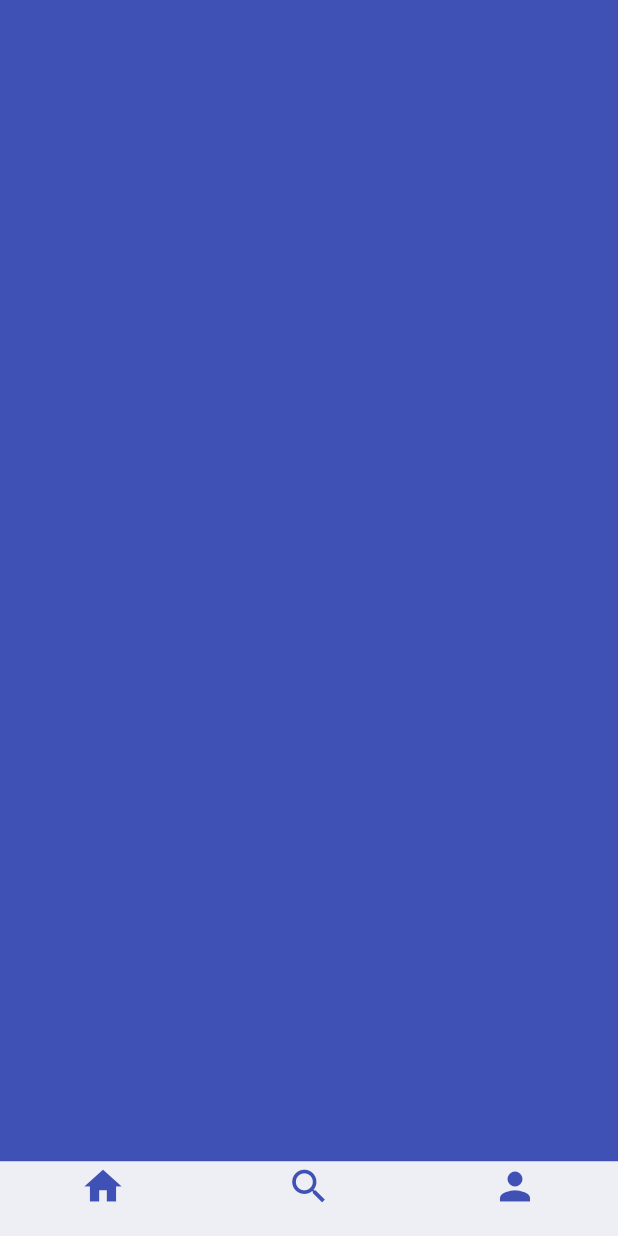
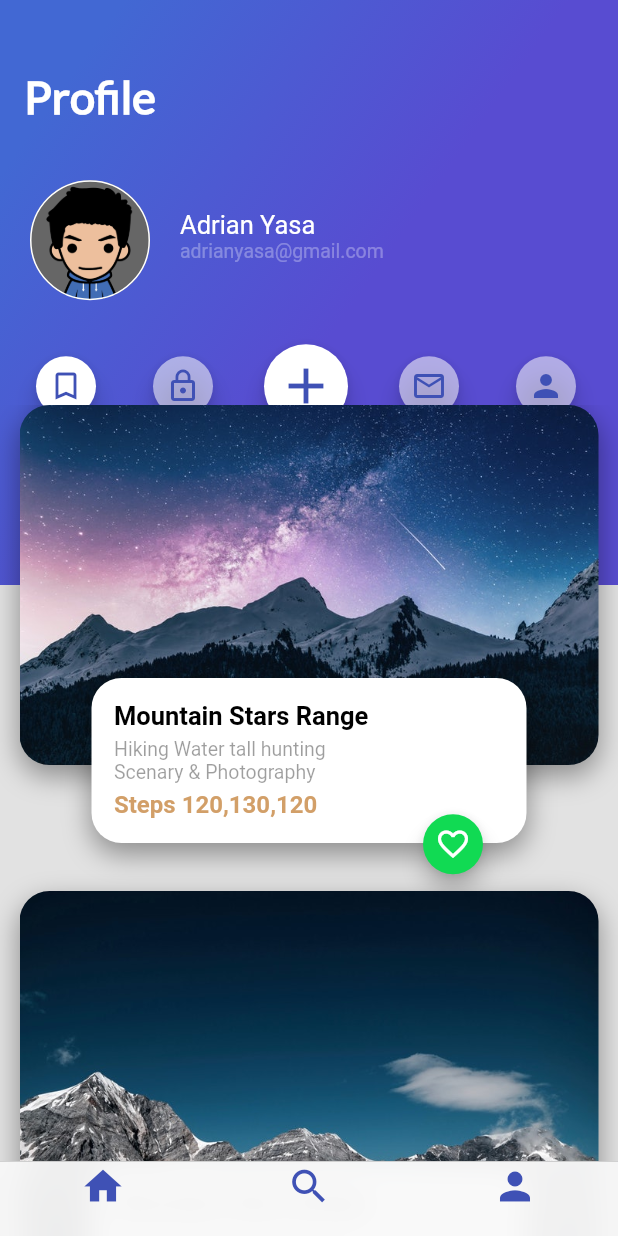
Before and after one commit to MartinVargasP/Trips, a Flutter app: the screen it shows after launch, item 3 of the bottom bar chosen, on a phone screen of 412 x 824 dp. Run offline on Flutter 3.47's test engine with Material 2 defaults, Android fonts, the phone set to English and light mode, and no system bars; Roboto replaces fonts that are missing (Late).

Commit message:
Trips 1.1

```diff
--- /dev/null
+++ b/lib/button_state.dart
@@ -0,0 +1,39 @@
+import 'package:flutter/material.dart';
+
+class ButtonState extends StatelessWidget{
+
+  Icon iconButton = Icon(
+    Icons.mail_outline,
+    color: Colors.indigo,
+  );
+
+  Color colorState = Colors.white;
+
+  double leftButton = 30.0;
+  double topButton = 20.0;
+
+  String msg = '';
+
+  bool sizeButton = true;
+
+  ButtonState(this.iconButton,this.colorState,this.leftButton,this.sizeButton);
+
+  @override
+  Widget build(BuildContext context) {
+    // TODO: implement build
+    return Container(
+      margin: EdgeInsets.only(
+        top: topButton,
+        left: leftButton,
+      ),
+      child: FloatingActionButton(
+        child: iconButton,
+        mini: sizeButton,
+        backgroundColor: colorState,
+        onPressed: (){
+          colorState = Colors.white54;
+        },
+      ),
+    );
+  }
+}
--- /dev/null
+++ b/lib/card_image_profile.dart
@@ -0,0 +1,138 @@
+import 'package:flutter/material.dart';
+import 'floating_action_button_green.dart';
+
+class CardImageProfile extends  StatelessWidget{
+
+  String pathImage = 'assets/img/Adrian.png';
+
+  CardImageProfile(this.pathImage);
+
+  @override
+  Widget build(BuildContext context) {
+
+    final card = Container(
+      height: 240,
+      margin: EdgeInsets.only(
+          left: 13.0,
+          right: 13.0
+      ),
+      decoration: BoxDecoration(
+          image: DecorationImage(
+              fit: BoxFit.cover,
+              image: AssetImage(pathImage)),
+          borderRadius: BorderRadius.all(Radius.circular(20.0)),
+          shape: BoxShape.rectangle,
+          boxShadow: <BoxShadow>[
+            BoxShadow(
+                color: Colors.black38,
+                blurRadius: 15.0,
+                offset: Offset(0.0, 7.0)
+            )
+          ]
+      ),
+    );
+
+    final cardText = Container(
+        //alignment: Alignment(0.8, 1.2),
+        width: 290.0,
+        height: 110.0,
+        margin: EdgeInsets.only(
+          left: 13.0,
+          right: 13.0,
+        ),
+        decoration: BoxDecoration(
+          color: Colors.white,
+          borderRadius: BorderRadius.all(Radius.circular(20.0)),
+          shape: BoxShape.rectangle,
+          boxShadow: <BoxShadow>[
+            BoxShadow(
+                color: Colors.black38,
+                blurRadius: 15.0,
+                offset: Offset(0.0, 7.0)
+            )
+          ]
+      ),
+      //child: FloatingActionButtonGreen()
+      child: Column(
+        crossAxisAlignment: CrossAxisAlignment.start,
+        children: <Widget>[
+          Container(
+            padding: EdgeInsets.only(
+              top: 15.0,
+              left: 15.0,
+            ),
+            child: Text(
+              'Mountain Stars Range',
+              style: TextStyle(
+                color: Colors.black,
+                fontFamily: 'Late',
+                fontSize: 17.0,
+                fontWeight: FontWeight.bold
+              ),
+            ),
+          ),
+          Container(
+            padding: EdgeInsets.only(
+              top: 5.0,
+              left: 15.0,
+            ),
+            child: Text(
+              'Hiking Water tall hunting',
+              style: TextStyle(
+                  color: Colors.black38,
+                  fontFamily: 'Late',
+                  fontSize: 13.0,
+              ),
+            ),
+          ),
+          Container(
+            padding: EdgeInsets.only(
+              left: 15.0,
+            ),
+            child: Text(
+              'Scenary & Photography',
+              style: TextStyle(
+                color: Colors.black38,
+                fontFamily: 'Late',
+                fontSize: 13.0,
+              ),
+            ),
+          ),
+          Container(
+            padding: EdgeInsets.only(
+              top: 5.0,
+              left: 15.0,
+            ),
+            child: Text(
+              'Steps 120,130,120',
+              style: TextStyle(
+                color: Color.fromRGBO(210, 159, 104, 1),
+                fontFamily: 'Late',
+                fontSize: 16.0,
+                fontWeight: FontWeight.bold
+              ),
+            ),
+          ),
+        ],
+      ),
+    );
+
+
+    return Stack(
+      alignment: Alignment(0.0, 1.8),
+      children: <Widget>[
+        card,
+        cardText,
+        Container(
+          margin: EdgeInsets.only(
+            left: 20.0
+          ),
+          alignment: Alignment(0.5, 1.5),
+          child: FloatingActionButtonGreen(),
+        )
+      ],
+    );
+
+  }
+
+}
--- /dev/null
+++ b/lib/card_image_profile_list.dart
@@ -0,0 +1,26 @@
+import 'package:flutter/material.dart';
+import 'card_image_profile.dart';
+
+class CardImageProfileList extends StatelessWidget{
+
+  @override
+  Widget build(BuildContext context) {
+
+    return Container(
+      margin: EdgeInsets.only(
+        top: 270,
+      ),
+      child: ListView(
+        scrollDirection: Axis.vertical,
+        children: <Widget>[
+          CardImageProfile('assets/img/mountain_stars.jpeg'),
+          Container(margin: EdgeInsets.all(42.0),),
+          CardImageProfile('assets/img/mountain.jpeg'),
+          Container(margin: EdgeInsets.all(42.0),),
+          CardImageProfile('assets/img/beach_palm.jpeg'),
+          Container(margin: EdgeInsets.all(42.0),),
+        ],
+      ),
+    );
+  }
+}
--- /dev/null
+++ b/lib/gradient_profile.dart
@@ -0,0 +1,47 @@
+import 'package:flutter/material.dart';
+
+class GradientProfile extends StatelessWidget{
+
+  String title = 'Profile';
+
+  GradientProfile(this.title);
+
+  @override
+  Widget build(BuildContext context) {
+
+    return Container(
+      height: 390.0,
+      decoration: BoxDecoration(
+          gradient: LinearGradient(
+              colors: [
+                Color(0xFF4268D3),
+                Color(0xFF584CD1)
+              ],
+              begin: FractionalOffset(0.2, 0.0),
+              end: FractionalOffset(1.0, 0.6),
+              stops: [0.0, 0.6],
+              tileMode: TileMode.clamp
+          )
+      ),
+
+      child: Container(
+        margin: EdgeInsets.only(
+          top: 30.0
+        ),
+        child: Text(
+          title,
+          style: TextStyle(
+              color: Colors.white,
+              fontSize: 30.0,
+              fontFamily: 'Lato',
+              fontWeight: FontWeight.bold
+          ),
+        ),
+      ),
+
+      alignment: Alignment(-0.9, -0.9),
+
+    );
+  }
+
+}
--- a/lib/header_appbar.dart
+++ b/lib/header_appbar.dart
@@ -9,7 +9,7 @@ class HeaderAppBar extends StatelessWidget{
     // TODO: implement build
     return Stack(
       children: <Widget>[
-        GradientBack('Bienvenido'),
+        GradientBack('Welcome'),
         CardImageList()
       ],
     );
--- /dev/null
+++ b/lib/option_profile.dart
@@ -0,0 +1,35 @@
+import 'package:flutter/material.dart';
+import 'button_state.dart';
+
+class OptionProfile extends StatefulWidget{
+  @override
+  State<StatefulWidget> createState() {
+    // TODO: implement createState
+    return _MyOptionMenuProfile();
+  }
+}
+
+class _MyOptionMenuProfile extends State<OptionProfile>{
+  @override
+  Widget build(BuildContext context) {
+
+    // TODO: implement build
+    return Container(
+      margin: EdgeInsets.only(
+          top: 30.0
+      ),
+      alignment: Alignment(-0.0, -0.5),
+      child: Row(
+        children: <Widget>[
+          ButtonState(Icon(Icons.turned_in_not, color: Colors.indigo,),Colors.white, 20.0, true),
+          ButtonState(Icon(Icons.lock_outline, color: Colors.indigo,),Colors.white54, 30.0, true),
+          ButtonState(Icon(Icons.add, color: Colors.indigo,size: 40.0,),Colors.white, 30.0, false),
+          ButtonState(Icon(Icons.mail_outline, color: Colors.indigo,),Colors.white54, 30.0, true),
+          ButtonState(Icon(Icons.person, color: Colors.indigo,),Colors.white54, 30.0, true),
+        ],
+      ),
+    );
+  }
+
+
+}
--- /dev/null
+++ b/lib/profile_people.dart
@@ -0,0 +1,98 @@
+import 'package:flutter/material.dart';
+
+class ProfilePeople extends StatelessWidget{
+
+  String pathImage = 'assets/img/people.jpg';
+  String name = 'Adrian Yasa';
+  String details = 'adrianyasa@gmail.com';
+
+  ProfilePeople(this.pathImage);
+
+  @override
+  Widget build(BuildContext context) {
+    // TODO: implement build
+
+    final userInfo = Container(
+        margin: EdgeInsets.only(
+            left: 20.0
+        ),
+        child: Row(
+          crossAxisAlignment: CrossAxisAlignment.start,
+          children: <Widget>[
+            Text(
+              details,
+              textAlign: TextAlign.left,
+              style: TextStyle(
+                  fontFamily: 'Late',
+                  fontSize: 13.0,
+                  color: Colors.white30
+              ),
+            ),
+            Container(
+              margin: EdgeInsets.only(
+                left: 5.0,
+              ),
+            )
+          ],
+        )
+    );
+
+    final userName = Container(
+      margin: EdgeInsets.only(
+          top: 20.0,
+          left: 20.0
+      ),
+      child: Text(
+        name,
+        textAlign: TextAlign.left,
+        style: TextStyle(
+          color: Colors.white,
+          fontFamily: 'Late',
+          fontSize: 17.0,
+        ),
+      ),
+    );
+
+    final userDetail = Column(
+      crossAxisAlignment: CrossAxisAlignment.start,
+      children: <Widget>[
+        userName,
+        userInfo,
+      ],
+    );
+
+    final photo = Container(
+      margin: EdgeInsets.only(
+          left: 20.0
+      ),
+
+      width: 80,
+      height: 80,
+
+      decoration: BoxDecoration(
+          shape: BoxShape.circle,
+          border: Border.all(color: Colors.white,),
+          image: DecorationImage(
+              fit: BoxFit.cover,
+              image: AssetImage(pathImage)
+          )
+      ),
+    );
+
+    return Container(
+      margin: EdgeInsets.only(
+        top: 10.0
+      ),
+      alignment: Alignment(-0.9, -0.7),
+      child: Row(
+        children: <Widget>[
+          photo,
+          Container(
+            height: 80.0,
+            child: userDetail,
+          )
+        ],
+      ),
+    );
+  }
+}
--- a/lib/profile_trips.dart
+++ b/lib/profile_trips.dart
@@ -1,10 +1,19 @@
 import 'package:flutter/material.dart';
+import 'gradient_profile.dart';
+import 'profile_people.dart';
+import 'option_profile.dart';
+import 'card_image_profile_list.dart';
 
 class ProfileTrips extends StatelessWidget{
   @override
   Widget build(BuildContext context) {
-    return Container(
-      color: Colors.indigo,
+    return Stack(
+      children: <Widget>[
+        GradientProfile('Profile'),
+        ProfilePeople('assets/img/Adrian.png'),
+        OptionProfile(),
+        CardImageProfileList()
+      ],
     );
   }
 }
--- a/lib/search_trips.dart
+++ b/lib/search_trips.dart
@@ -1,10 +1,21 @@
 import 'package:flutter/material.dart';
+import 'gradient_profile.dart';
 
 class SearchTrips extends StatelessWidget{
   @override
   Widget build(BuildContext context) {
-    return Container(
-      color: Colors.greenAccent,
+    return Stack(
+      children: <Widget>[
+        GradientProfile('Search'),
+        Container(
+          alignment: Alignment(-0.0, -0.4),
+          child: Icon(
+            Icons.search,
+            color: Colors.white,
+            size: 50.0,
+          ),
+        )
+      ],
     );
   }
 }
```
Also changed, not shown: assets/img/reto4.jpg (added).
